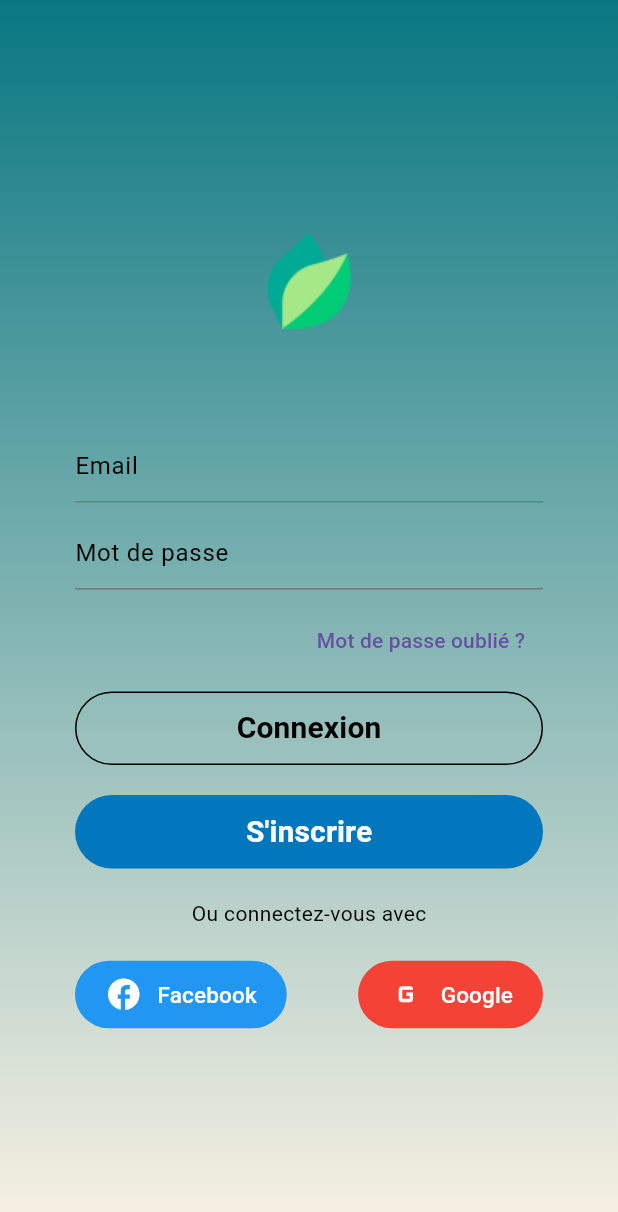
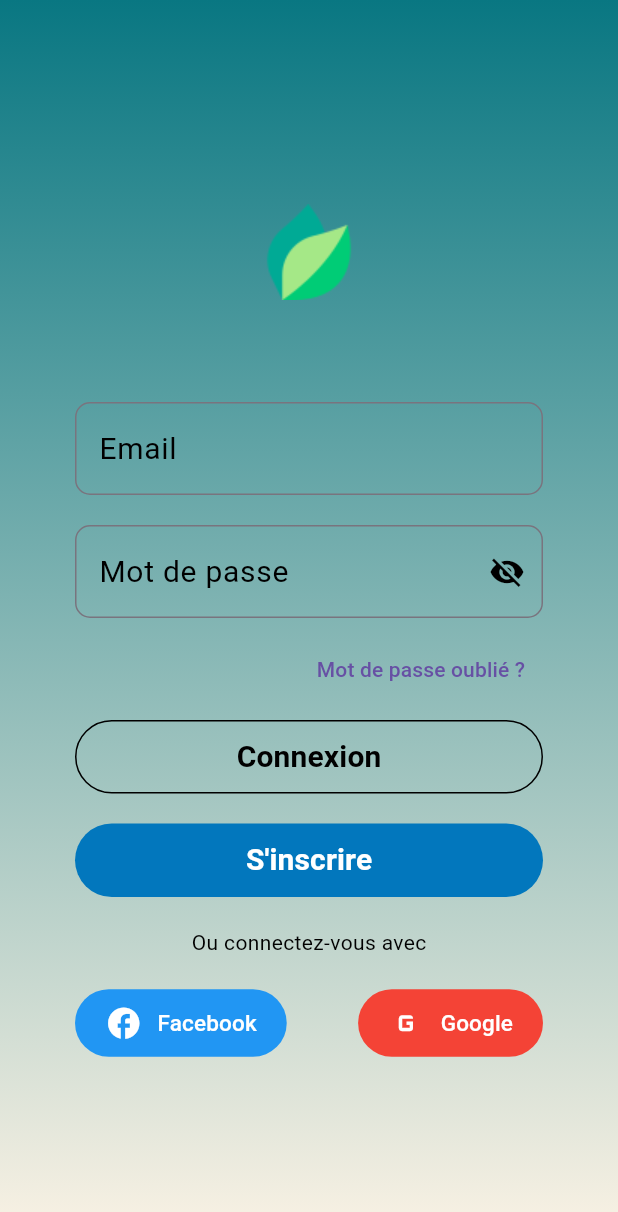
Before and after one commit to Zelikoo/Leafy, a Flutter app: the ProfilPage screen opened by its route, on a phone screen of 412 x 824 dp. Shown: the top 1212 px of the screen. Run offline on Flutter 3.47's test engine with Material 3 defaults, Android fonts, the phone set to English and light mode, and no system bars.

Commit message:
refactor: Enhance login page UI and functionality
This commit refactors the `ProfilPage` to improve its user interface and add state management for a better user experience.

- Converts `ProfilPage` from a `StatelessWidget` to a `StatefulWidget` to manage local state.
- Wraps the page content in a `SingleChildScrollView` to prevent overflow on smaller screens.
- Replaces `hintText` with `labelText` for `Email` and `Mot de passe` fields and styles the labels.
- Implements an `OutlineInputBorder` for the text fields.
- Adds password visibility toggle functionality to the "Mot de passe" field, allowing users to show or hide the password.
- Sets appropriate keyboard types (`TextInputType.emailAddress` and `TextInputType.visiblePassword`) and disables autocorrect for the input fields.

```diff
--- a/lib/pages/profil_page.dart
+++ b/lib/pages/profil_page.dart
@@ -1,7 +1,16 @@
 import 'package:flutter/material.dart';
 
-class ProfilPage extends StatelessWidget {
+class ProfilPage extends StatefulWidget {
   const ProfilPage({super.key});
+
+  @override
+  State<ProfilPage> createState() => _ProfilPageState();
+}
+
+class _ProfilPageState extends State<ProfilPage> {
+  late bool passwordVisible = false;
+  late String email = '';
+  late String password = '';
 
   @override
   Widget build(BuildContext context) {
@@ -9,7 +18,7 @@ class ProfilPage extends StatelessWidget {
       body: Container(
         width: double.infinity,
         height: double.infinity,
-        padding: const EdgeInsets.all(50),
+        //padding: const EdgeInsets.all(50),
         decoration: const BoxDecoration(
           gradient: LinearGradient(
             begin: Alignment.topCenter,
@@ -18,10 +27,13 @@ class ProfilPage extends StatelessWidget {
           ),
         ),
 
+        child: Center(
+          child: SingleChildScrollView(
+            physics: BouncingScrollPhysics(),
+            padding: EdgeInsets.all(50),
             child: Column(
-          mainAxisAlignment: MainAxisAlignment.center,
-          crossAxisAlignment: CrossAxisAlignment.center,
-
+              // mainAxisAlignment: MainAxisAlignment.center,
+              // crossAxisAlignment: CrossAxisAlignment.center,
               children: [
                 Image(
                   image: AssetImage("assets/images/leafy.png"),
@@ -31,16 +43,51 @@ class ProfilPage extends StatelessWidget {
                 SizedBox(height: 50),
                 TextField(
                   decoration: InputDecoration(
-                hintText: "Email",
-                hintStyle: TextStyle(color: Colors.black),
+                    labelText: "Email",
+                    labelStyle: TextStyle(color: Colors.black, fontSize: 20),
+
+                    border: OutlineInputBorder(
+                      borderRadius: BorderRadius.circular(10),
                     ),
                   ),
-            SizedBox(height: 10),
+                  keyboardType: TextInputType.emailAddress,
+                  autocorrect: false,
+                  textCapitalization: TextCapitalization.none,
+                  style: TextStyle(color: Colors.black, fontSize: 20),
+                  onChanged: (value) {
+                    email = value;
+                  },
+                ),
+                SizedBox(height: 20),
                 TextField(
                   decoration: InputDecoration(
-                hintText: "Mot de passe",
-                hintStyle: TextStyle(color: Colors.black),
+                    labelText: "Mot de passe",
+                    labelStyle: TextStyle(color: Colors.black, fontSize: 20),
+                    suffixIcon: IconButton(
+                      icon: Icon(
+                        passwordVisible
+                            ? Icons.visibility
+                            : Icons.visibility_off,
+                        color: Colors.black,
                       ),
+                      onPressed: () {
+                        setState(() {
+                          passwordVisible = !passwordVisible;
+                        });
+                      },
+                    ),
+                    border: OutlineInputBorder(
+                      borderRadius: BorderRadius.circular(10),
+                    ),
+                  ),
+                  onChanged: (value) {
+                    password = value;
+                  },
+                  keyboardType: TextInputType.visiblePassword,
+                  obscureText: !passwordVisible,
+                  autocorrect: false,
+                  textCapitalization: TextCapitalization.none,
+                  style: TextStyle(color: Colors.black, fontSize: 20),
                 ),
                 SizedBox(height: 10),
                 Align(
@@ -61,7 +108,10 @@ class ProfilPage extends StatelessWidget {
                     },
 
                     style: TextButton.styleFrom(
-                  padding: EdgeInsets.symmetric(horizontal: 50, vertical: 10),
+                      padding: EdgeInsets.symmetric(
+                        horizontal: 50,
+                        vertical: 10,
+                      ),
                       shape: RoundedRectangleBorder(
                         borderRadius: BorderRadius.circular(25),
                         side: BorderSide(color: Colors.black),
@@ -85,7 +135,10 @@ class ProfilPage extends StatelessWidget {
                       print('inscription');
                     },
                     style: TextButton.styleFrom(
-                  padding: EdgeInsets.symmetric(horizontal: 50, vertical: 10),
+                      padding: EdgeInsets.symmetric(
+                        horizontal: 50,
+                        vertical: 10,
+                      ),
                       backgroundColor: Colors.lightBlue.shade800,
                       shape: RoundedRectangleBorder(
                         borderRadius: BorderRadius.circular(25),
@@ -115,7 +168,10 @@ class ProfilPage extends StatelessWidget {
                         print('connexion facebook');
                       },
                       style: TextButton.styleFrom(
-                    padding: EdgeInsets.symmetric(horizontal: 20, vertical: 10),
+                        padding: EdgeInsets.symmetric(
+                          horizontal: 20,
+                          vertical: 10,
+                        ),
                         backgroundColor: Colors.blue,
                         shape: RoundedRectangleBorder(
                           borderRadius: BorderRadius.circular(30),
@@ -138,7 +194,10 @@ class ProfilPage extends StatelessWidget {
                         print('connexion google');
                       },
                       style: TextButton.styleFrom(
-                    padding: EdgeInsets.symmetric(horizontal: 20, vertical: 10),
+                        padding: EdgeInsets.symmetric(
+                          horizontal: 20,
+                          vertical: 10,
+                        ),
                         backgroundColor: Colors.red,
                         shape: RoundedRectangleBorder(
                           borderRadius: BorderRadius.circular(30),
@@ -146,7 +205,11 @@ class ProfilPage extends StatelessWidget {
                       ),
                       child: Row(
                         children: [
-                      Icon(Icons.g_mobiledata, color: Colors.white, size: 25),
+                          Icon(
+                            Icons.g_mobiledata,
+                            color: Colors.white,
+                            size: 25,
+                          ),
                           SizedBox(width: 10),
                           Text(
                             "Google",
@@ -160,6 +223,8 @@ class ProfilPage extends StatelessWidget {
               ],
             ),
           ),
+        ),
+      ),
     );
   }
 }
```
Lines whose indentation alone changed are shown as unchanged.
